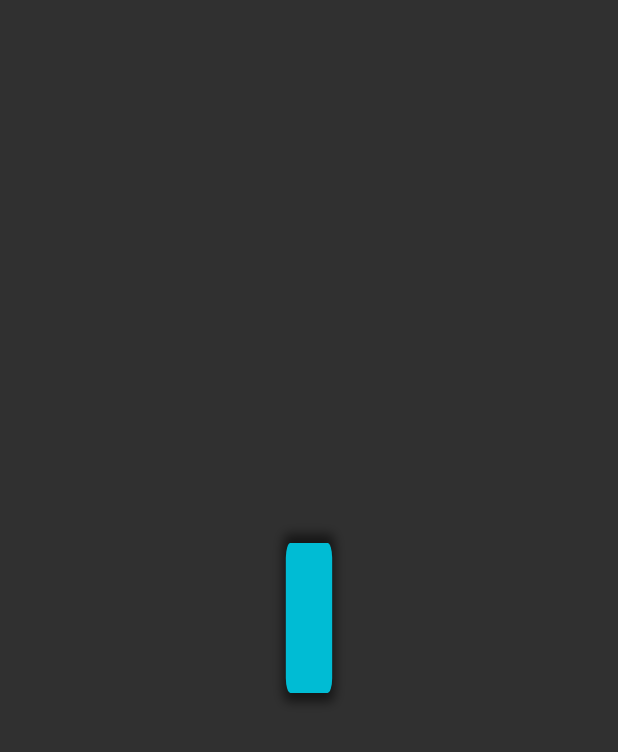
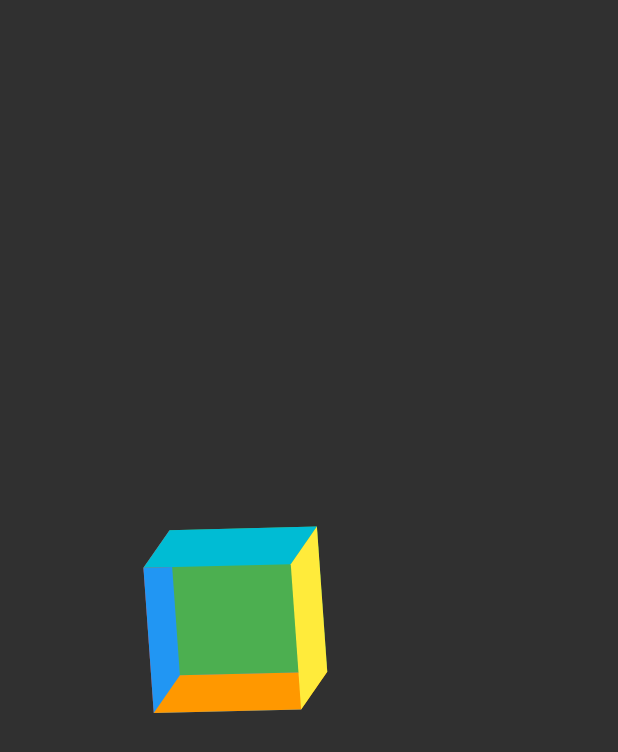
Before and after one commit to panneerdasiy/Flutter_Animation, a Flutter app: the screen it shows after launch, on a phone screen of 412 x 824 dp. Shown: the top 752 px of the screen. Run offline on Flutter 3.47's test engine with Material 2 defaults, Android fonts, the phone set to English and light mode, and no system bars.

Commit message:
refactor: rotating_cube.dart

```diff
--- a/lib/anim/rotating_cube.dart
+++ b/lib/anim/rotating_cube.dart
@@ -1,6 +1,7 @@
+import 'dart:math';
+
 import 'package:flutter/material.dart';
 import 'package:vector_math/vector_math_64.dart' show Vector3;
-import 'dart:math' show pi;
 
 class RotatingCube extends StatefulWidget {
   const RotatingCube({super.key});
@@ -14,19 +15,25 @@ class _RotatingCubeState extends State<RotatingCube>
   late AnimationController _xAnimationController;
   late AnimationController _yAnimationController;
   late AnimationController _zAnimationController;
-  late Tween<double> _animation;
+  late Tween<double> _rotationAnim;
 
   @override
   void initState() {
     super.initState();
+    _xAnimationController = AnimationController(
+      vsync: this,
+      duration: const Duration(seconds: 15),
+    );
+    _yAnimationController = AnimationController(
+      vsync: this,
+      duration: const Duration(seconds: 10),
+    );
+    _zAnimationController = AnimationController(
+      vsync: this,
+      duration: const Duration(seconds: 5),
+    );
 
-    _xAnimationController =
-        AnimationController(vsync: this, duration: Duration(seconds: 5));
-    _yAnimationController =
-        AnimationController(vsync: this, duration: Duration(seconds: 10));
-    _zAnimationController =
-        AnimationController(vsync: this, duration: Duration(seconds: 20));
-    _animation = Tween<double>(begin: 0, end: 2 * pi);
+    _rotationAnim = Tween<double>(begin: 0, end: 2 * pi);
 
     _xAnimationController.repeat();
     _yAnimationController.repeat();
@@ -35,93 +42,76 @@ class _RotatingCubeState extends State<RotatingCube>
 
   @override
   void dispose() {
+    super.dispose();
     _xAnimationController.dispose();
     _yAnimationController.dispose();
     _zAnimationController.dispose();
-    super.dispose();
   }
 
   @override
   Widget build(BuildContext context) {
     return AnimatedBuilder(
-      animation: Listenable.merge(
-        [
+        animation: Listenable.merge([
           _xAnimationController,
           _yAnimationController,
           _zAnimationController,
-        ],
-      ),
-      builder: (context, _) {
-        return Transform(
-          transform: Matrix4.identity()
-            ..rotateX(_animation.evaluate(_xAnimationController))
-            ..rotateY(_animation.evaluate(_yAnimationController))
-            ..rotateZ(_animation.evaluate(_zAnimationController)),
-          child: Cube(size: 100),
-        );
-      },
-    );
+        ]),
+        builder: (context, _) {
+          return Transform(
+              alignment: Alignment.center,
+              transform: Matrix4.identity()
+                ..rotateX(_rotationAnim.evaluate(_xAnimationController))
+                ..rotateY(_rotationAnim.evaluate(_yAnimationController))
+                ..rotateZ(_rotationAnim.evaluate(_zAnimationController)),
+              child: const Cube());
+        });
   }
 }
 
 class Cube extends StatelessWidget {
-  final double size;
+  final double size = 100;
 
-  const Cube({
-    super.key,
-    required this.size,
-  });
+  const Cube({super.key});
 
   @override
   Widget build(BuildContext context) {
     return Stack(
       children: [
-        //back
-        Square(size: size, color: Colors.yellow),
-        //front
         Transform(
-          transform: Matrix4.identity()
-            ..translate(Vector3(0, 0, size)),
-          child: Square(size: size, color: Colors.red),
+          transform: Matrix4.identity()..translate(Vector3(0, 0, size)),
+          child: CubeSide(size: size, color: Colors.red),
         ),
-        //left
+        Transform(
+          alignment: Alignment.centerRight,
+          transform: Matrix4.identity()..rotateY(pi / 2),
+          child: CubeSide(size: size, color: Colors.blue),
+        ),
         Transform(
           alignment: Alignment.centerLeft,
-          transform: Matrix4.identity()
-            ..rotateY(-pi / 2.0),
-          child: Square(size: size, color: Colors.blue),
+          transform: Matrix4.identity()..rotateY(-pi / 2),
+          child: CubeSide(size: size, color: Colors.green),
         ),
-        //right
         Transform(
-          alignment: Alignment.centerRight,
-          transform: Matrix4.identity()
-            ..rotateY(pi / 2.0),
-          child: Square(size: size, color: Colors.green),
+          alignment: Alignment.bottomCenter,
+          transform: Matrix4.identity()..rotateX(-pi / 2),
+          child: CubeSide(size: size, color: Colors.orange),
         ),
-        //top
         Transform(
           alignment: Alignment.topCenter,
-          transform: Matrix4.identity()
-            ..rotateX(pi / 2.0),
-          child: Square(size: size, color: Colors.cyan),
+          transform: Matrix4.identity()..rotateX(pi / 2),
+          child: CubeSide(size: size, color: Colors.cyan),
         ),
-        //top
-        Transform(
-          alignment: Alignment.bottomCenter,
-          transform: Matrix4.identity()
-            ..rotateX(-pi / 2.0),
-          child: Square(size: size, color: Colors.pink),
-        ),
+        CubeSide(size: size, color: Colors.yellow),
       ],
     );
   }
 }
 
-class Square extends StatelessWidget {
+class CubeSide extends StatelessWidget {
   final double size;
   final Color color;
 
-  const Square({
+  const CubeSide({
     super.key,
     required this.size,
     required this.color,
--- a/lib/main.dart
+++ b/lib/main.dart
@@ -1,4 +1,4 @@
-import 'package:animation/anim/rotating_square.dart';
+import 'package:animation/anim/rotating_cube.dart';
 import 'package:flutter/material.dart';
 
 void main() {
@@ -16,7 +16,7 @@ class MyApp extends StatelessWidget {
       ),
       home: const Scaffold(
         body: Center(
-          child: RotatingSquare(),
+          child: RotatingCube(),
         ),
       ),
     );
```
